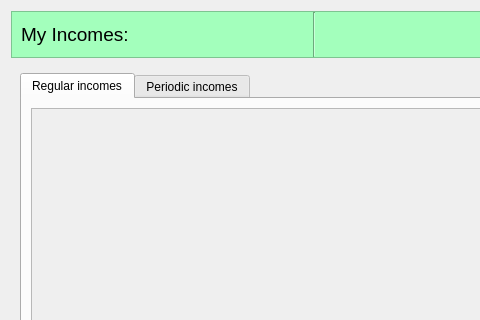
The window that src/Client/View/MainPage/Income/IncomesSubPage/IncomeListSubPage.ui (iodream/Spend-Note) describes before a commit, drawn with Qt 5; both pictures show x 0 to 480 and y 0 to 320 of the 628 by 500 pixel window.
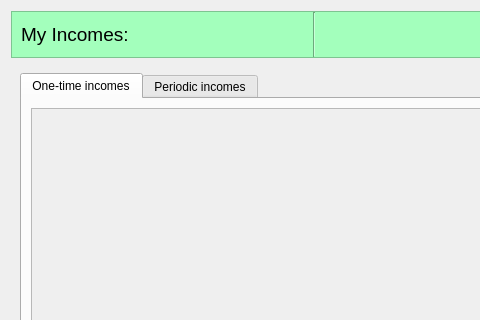
The same window after the commit. Icons and pictures are not drawn.

```diff
--- a/src/Client/View/MainPage/Income/IncomesSubPage/IncomeListSubPage.ui
+++ b/src/Client/View/MainPage/Income/IncomesSubPage/IncomeListSubPage.ui
@@ -165,7 +165,7 @@
          </property>
          <widget class="QWidget" name="RegularIncomesTab">
           <attribute name="title">
-           <string>Regular incomes</string>
+           <string>One-time incomes</string>
           </attribute>
           <layout class="QVBoxLayout" name="verticalLayout_2">
            <item>
```
